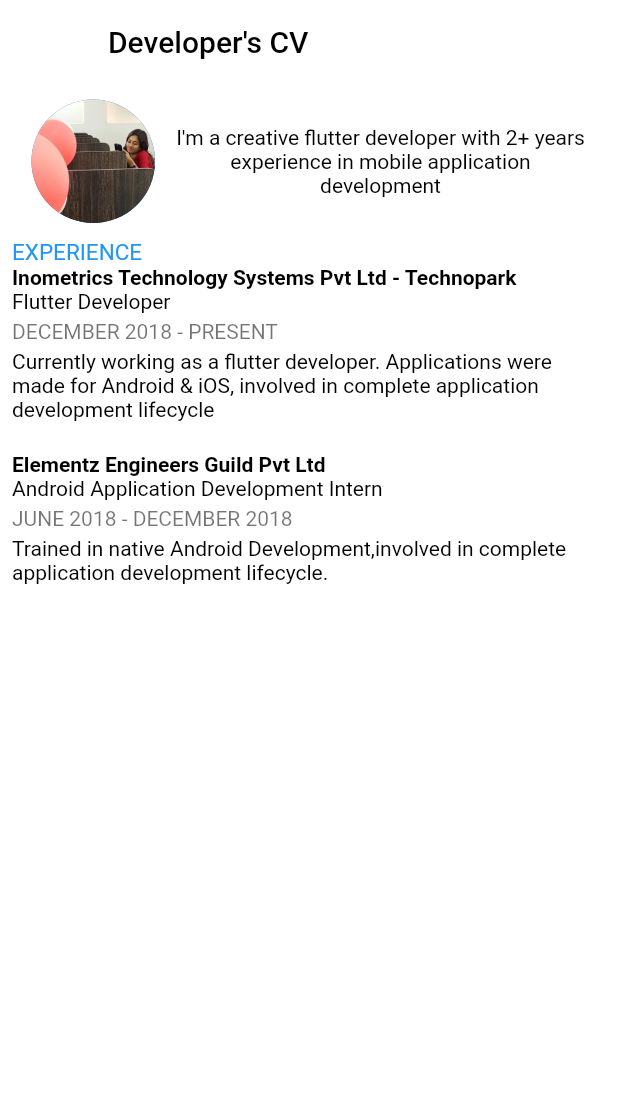
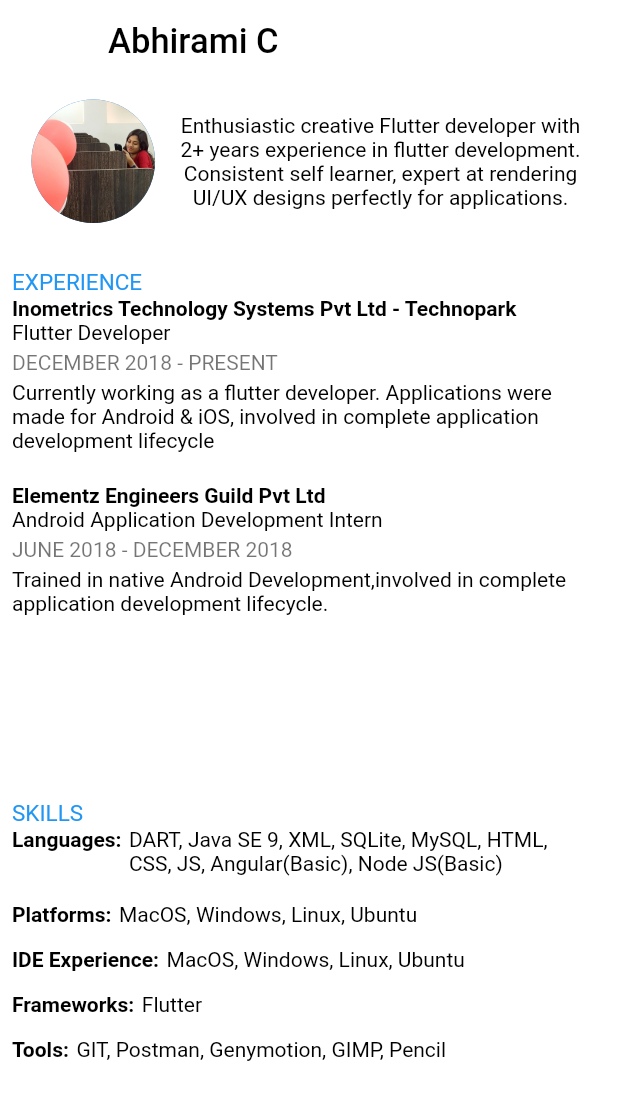
Before and after one commit to abhiramicdev/portfolio, a Flutter app: the CVScreen screen opened by its route, on a phone screen of 412 x 824 dp. Shown: the top 1100 px of the screen. Run offline on Flutter 3.47's test engine with Material 2 defaults, Android fonts, the phone set to English and light mode, and no system bars; our stand-ins replace google_fonts; missing offline and left inert: flutter_sinusoidals; Roboto replaces fonts that are missing (Martel).

Commit message:
Elementz and Skill list added

```diff
--- a/lib/main.dart
+++ b/lib/main.dart
@@ -12,7 +12,9 @@ class MyApp extends StatelessWidget {
     return MaterialApp(
          title: "Abhirami's Portfolio",
       debugShowCheckedModeBanner: false,
+      // theme: ThemeData.dark(),
       theme: ThemeData(
+
         primarySwatch: Colors.blue,
         visualDensity: VisualDensity.adaptivePlatformDensity,
       ),
--- a/lib/screens/cv_screen.dart
+++ b/lib/screens/cv_screen.dart
@@ -1,5 +1,7 @@
 import 'package:flutter/material.dart';
 import 'package:google_fonts/google_fonts.dart';
+import 'package:myportfolio/widgets/skill_tile.dart';
+import 'package:myportfolio/widgets/subheading_style.dart';
 
 class CVScreen extends StatelessWidget {
   @override
@@ -12,10 +14,10 @@ class CVScreen extends StatelessWidget {
         title: Hero(
           tag: 'cv',
           child: Text(
-            "Developer's CV",
-            // "Abhirami C",
+            "Abhirami C",
             style: GoogleFonts.martel(
               color: Colors.black,
+              fontSize: 23,
             ),
           ),
         ),
@@ -45,7 +47,7 @@ class CVScreen extends StatelessWidget {
                     width: MediaQuery.of(context).size.width / 1.5,
                     child: Center(
                       child: Text(
-                        "I'm a creative flutter developer with 2+ years experience in mobile application development",
+                        "Enthusiastic creative Flutter developer with 2+ years experience in flutter development. Consistent self learner, expert at rendering UI/UX designs perfectly for applications.",
                         textAlign: TextAlign.center,
                         style: GoogleFonts.martel(
                           color: Colors.black,
@@ -57,28 +59,18 @@ class CVScreen extends StatelessWidget {
               ),
               //** Experience container */
               Container(
-                height: MediaQuery.of(context).size.height / 2,
+                // color: Colors.orange,
+                height: MediaQuery.of(context).size.width >
+                        MediaQuery.of(context).size.height
+                    ? MediaQuery.of(context).size.height / 2.8
+                    : MediaQuery.of(context).size.height / 2.2,
                 width: MediaQuery.of(context).size.width,
-                // color: Colors.lightGreen[50],
-                // child: Column(
-                //   crossAxisAlignment: CrossAxisAlignment.start,
-                //   children: [
-                //     Padding(
-                //       padding: const EdgeInsets.only(bottom:7.0),
-                //       child: Text(
-                //         "EXPERIENCE",
-                //         style: GoogleFonts.martel(
-                //           color: Colors.blue,
-                //           fontSize: 15,
-                //         ),
-                //       ),
-                //     ),
-                //     CvExpTile(),
-                //   ],
-                // ),
                 child: Column(
                   crossAxisAlignment: CrossAxisAlignment.start,
                   children: [
+                    Container(
+                        // color: Colors.lightBlue[50],
+                        height: MediaQuery.of(context).size.height / 40),
                     Text(
                       "EXPERIENCE",
                       style: GoogleFonts.martel(
@@ -86,16 +78,8 @@ class CVScreen extends StatelessWidget {
                         fontSize: 15,
                       ),
                     ),
-                    Text(
-                      // 'Company name',
-                      // "INOMETRICS TECHNOLOGY SYSTEMS PVT LTD",
-                      "Inometrics Technology Systems Pvt Ltd - Technopark",
-                      style: GoogleFonts.martel(
-                        color: Colors.black,
-                        fontWeight: FontWeight.w700,
-                        fontSize: 14,
-                      ),
-                    ),
+                    SubHeading(
+                        "Inometrics Technology Systems Pvt Ltd - Technopark"),
                     Text(
                       "Flutter Developer",
                       style: GoogleFonts.martel(
@@ -120,19 +104,8 @@ class CVScreen extends StatelessWidget {
                     Container(
                         // color: Colors.lightBlue[50],
                         height: MediaQuery.of(context).size.height / 40),
+                    SubHeading("Elementz Engineers Guild Pvt Ltd"),
                     Text(
-                      // 'Company name',
-                      // "INOMETRICS TECHNOLOGY SYSTEMS PVT LTD",
-                      "Elementz Engineers Guild Pvt Ltd",
-                      // "Inometrics Technology Systems Pvt Ltd - Technopark",
-                      style: GoogleFonts.martel(
-                        color: Colors.black,
-                        fontWeight: FontWeight.w700,
-                        fontSize: 14,
-                      ),
-                    ),
-                    Text(
-                      // "Flutter Developer",
                       "Android Application Development Intern",
                       style: GoogleFonts.martel(
                         color: Colors.black,
@@ -155,32 +128,92 @@ class CVScreen extends StatelessWidget {
                     ),
                   ],
                 ),
-                // child: FixedTimeline(
-                //   children: [CvExpTile()],
-                //   // theme: TimelineThemeData(...),
-                //   // children: [...],
-                // ),
-                // child: Timeline.tileBuilder(
-                // builder: TimelineTileBuilder.fromStyle(
-                //   contentsAlign: ContentsAlign.reverse,
-                //   contentsBuilder: (context, index) => Padding(
-                //     padding: const EdgeInsets.all(16.0),
-                //     child: CvExpTile(),
-                //     // child: Text('Timeline Event $index'),
-                //   ),
-                //   itemCount: 2,
-                // ),
-                //   ),
+              ),
+              //** SKILLS */
+              Container(
+                // color: Colors.lightGreen[50],
+                width: MediaQuery.of(context).size.width,
+                height: MediaQuery.of(context).size.width >
+                        MediaQuery.of(context).size.height
+                    ? MediaQuery.of(context).size.height / 4.8
+                    : MediaQuery.of(context).size.height / 2.2,
+                child: Column(
+                  crossAxisAlignment: CrossAxisAlignment.start,
+                  children: [
+                    Text(
+                      "SKILLS",
+                      style: GoogleFonts.martel(
+                        color: Colors.blue,
+                        fontSize: 15,
+                      ),
+                    ),
+                    Row(
+                      crossAxisAlignment: CrossAxisAlignment.start,
+                      mainAxisAlignment: MainAxisAlignment.start,
+                      children: [
+                        SubHeading("Languages:"),
+                        SizedBox(width: 5),
+                        SkillTile(
+                            "DART, Java SE 9, XML, SQLite, MySQL, HTML, CSS, JS, Angular(Basic), Node JS(Basic)",
+                            50.0),
+                      ],
+                    ),
+                    Row(
+                      crossAxisAlignment: CrossAxisAlignment.start,
+                      mainAxisAlignment: MainAxisAlignment.start,
+                      children: [
+                        SubHeading("Platforms:"),
+                        SizedBox(width: 5),
+                        SkillTile("MacOS, Windows, Linux, Ubuntu", 30),
+                      ],
+                    ),
+                    Row(
+                      crossAxisAlignment: CrossAxisAlignment.start,
+                      mainAxisAlignment: MainAxisAlignment.start,
+                      children: [
+                        SubHeading("IDE Experience:"),
+                        SizedBox(width: 5),
+                        SkillTile("MacOS, Windows, Linux, Ubuntu", 30),
+                        // SkillTile(
+                        //     "DART, Java SE 9, XML, SQLite, MySQL, HTML, CSS, JS, Angular(Basic), Node JS(Basic)"),
+                      ],
+                    ),
+                    Row(
+                      crossAxisAlignment: CrossAxisAlignment.start,
+                      mainAxisAlignment: MainAxisAlignment.start,
+                      children: [
+                        SubHeading("Frameworks:"),
+                        SizedBox(width: 5),
+                        SkillTile("Flutter", 30),
+                      ],
+                    ),
+                    Row(
+                      crossAxisAlignment: CrossAxisAlignment.start,
+                      mainAxisAlignment: MainAxisAlignment.start,
+                      children: [
+                        SubHeading("Tools:"),
+                        SizedBox(width: 5),
+                        SkillTile("GIT, Postman, Genymotion, GIMP, Pencil", 30),
+                      ],
+                    ),
+                    //                              Row(
+                    //   crossAxisAlignment: CrossAxisAlignment.start,
+                    //   mainAxisAlignment: MainAxisAlignment.start,
+                    //   children: [
+                    //     SubHeading("Technologies:"),
+                    //     SizedBox(width: 5),
+                    //     SkillTile("GIT, Postman, Genymotion, GIMP, Pencil"),
+                    //     // SkillTile(
+                    //     //     "DART, Java SE 9, XML, SQLite, MySQL, HTML, CSS, JS, Angular(Basic), Node JS(Basic)"),
+                    //   ],
+                    // ),
+                  ],
+                ),
               ),
             ],
           ),
         ),
       ),
-      // body: Center(
-      //   child: Text(
-      //     'Second',
-      //   ),
-      // ),
     );
   }
 }
--- a/lib/screens/home_screen.dart
+++ b/lib/screens/home_screen.dart
@@ -188,16 +188,17 @@ class _HomeScreenState extends State<HomeScreen> {
                       mainAxisAlignment: MainAxisAlignment.spaceBetween,
                       children: [
                         // SizedBox(height: 10),
-                        Text(
-                          "Indian, keralite with 2 years+ experience in crossplatform application development",
-                          textAlign: TextAlign.center,
-                          style: GoogleFonts.martel(
-                            fontSize: MediaQuery.of(context).size.width >
-                                    MediaQuery.of(context).size.height
-                                ? 15
-                                : 13,
-                          ),
-                        ),
+                        // Text(
+                        //   "Indian, keralite with 2 years+ experience in crossplatform application development",
+                        //   textAlign: TextAlign.center,
+                        //   style: GoogleFonts.martel(
+                        //     color: Colors.black,
+                        //     fontSize: MediaQuery.of(context).size.width >
+                        //             MediaQuery.of(context).size.height
+                        //         ? 15
+                        //         : 13,
+                        //   ),
+                        // ),
                         // ),
                         SizedBox(
                             height: MediaQuery.of(context).size.width >
@@ -264,7 +265,7 @@ class _HomeScreenState extends State<HomeScreen> {
                               width: MediaQuery.of(context).size.width / 5,
                               child: MaterialButton(
                                 onPressed: () {
-                                  // Navigator.pushNamed(context, '/cv');
+                                  Navigator.pushNamed(context, '/cv');
                                 },
                                 child: Hero(
                                   tag: 'cv',
@@ -325,12 +326,7 @@ class _HomeScreenState extends State<HomeScreen> {
                                 ? 13
                                 : 6),
                         Text(
-                          // "I can help you with",
-                          // "Contact me for ",
-                          // "SERVICES",
                           "Services",
-                          // "Contact for:",
-                          // "What I can do.",
                           style: GoogleFonts.martel(
                             color: Colors.lightBlue,
                             fontSize: MediaQuery.of(context).size.width >
--- /dev/null
+++ b/lib/widgets/skill_tile.dart
@@ -0,0 +1,22 @@
+import 'package:flutter/material.dart';
+import 'package:google_fonts/google_fonts.dart';
+
+class SkillTile extends StatelessWidget {
+  final String title;
+  final double height;
+  SkillTile(this.title, this.height);
+  @override
+  Widget build(BuildContext context) {
+    return Container(
+      // color: Colors.purple[50],
+      height: this.height,
+      width: MediaQuery.of(context).size.width * 2.8 / 4,
+      child: Text(
+        this.title,
+        style: GoogleFonts.martel(
+          color: Colors.black,
+        ),
+      ),
+    );
+  }
+}
--- /dev/null
+++ b/lib/widgets/subheading_style.dart
@@ -0,0 +1,18 @@
+import 'package:flutter/material.dart';
+import 'package:google_fonts/google_fonts.dart';
+
+class SubHeading extends StatelessWidget {
+  final String text;
+  SubHeading(this.text);
+  @override
+  Widget build(BuildContext context) {
+    return Text(
+      this.text,
+      style: GoogleFonts.martel(
+        color: Colors.black,
+        fontWeight: FontWeight.w700,
+        fontSize: 14,
+      ),
+    );
+  }
+}
```
